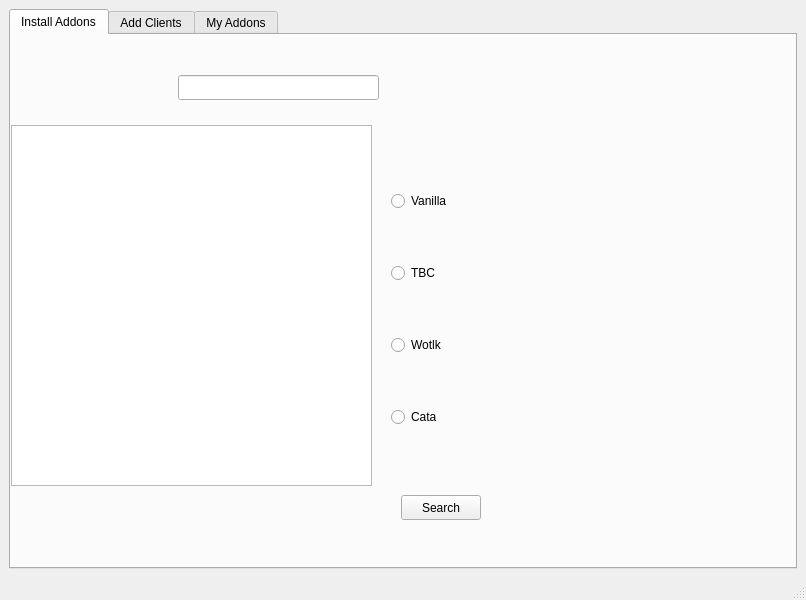
Old version of the form src/ui/main.ui in the repository buhfur/Flightmaster.
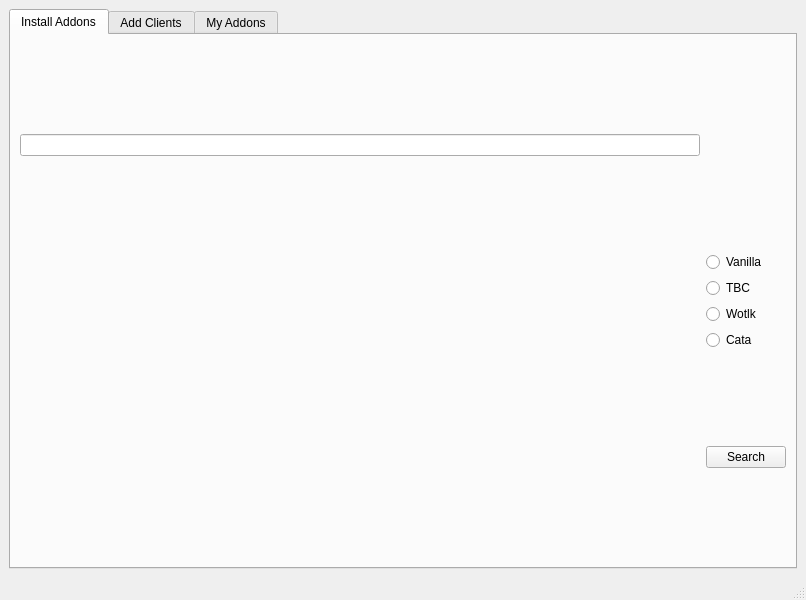
New version of the form.

```diff
--- a/src/ui/main.ui
+++ b/src/ui/main.ui
@@ -27,38 +27,11 @@
        <attribute name="title">
         <string>Install Addons</string>
        </attribute>
-       <widget class="QLineEdit" name="searchBar">
-        <property name="geometry">
-         <rect>
-          <x>167</x>
-          <y>40</y>
-          <width>201</width>
-          <height>25</height>
-         </rect>
-        </property>
-       </widget>
-       <widget class="QPushButton" name="searchButton">
-        <property name="geometry">
-         <rect>
-          <x>390</x>
-          <y>460</y>
-          <width>80</width>
-          <height>25</height>
-         </rect>
-        </property>
-        <property name="text">
-         <string>Search</string>
-        </property>
-       </widget>
-       <widget class="QWidget" name="layoutWidget">
-        <property name="geometry">
-         <rect>
-          <x>380</x>
-          <y>110</y>
-          <width>111</width>
-          <height>331</height>
-         </rect>
-        </property>
+       <layout class="QGridLayout" name="addonsTabLayout">
+        <item row="0" column="0">
+         <widget class="QLineEdit" name="searchBar"/>
+        </item>
+        <item row="1" column="1">
         <layout class="QVBoxLayout" name="verticalLayout_3">
          <item>
           <widget class="QRadioButton" name="searchVanillaButton">
@@ -89,17 +62,18 @@
           </widget>
          </item>
         </layout>
-       </widget>
-       <widget class="QListWidget" name="listAddonsWidget">
-        <property name="geometry">
-         <rect>
-          <x>0</x>
-          <y>90</y>
-          <width>361</width>
-          <height>361</height>
-         </rect>
-        </property>
-       </widget>
+        </item>
+        <item row="2" column="1">
+         <widget class="QPushButton" name="searchButton">
+          <property name="text">
+           <string>Search</string>
+          </property>
+         </widget>
+        </item>
+        <item row="1" column="0">
+         <layout class="QVBoxLayout" name="searchAddonsLayout"/>
+        </item>
+       </layout>
       </widget>
       <widget class="QWidget" name="myAddonsTab">
        <attribute name="title">
```
Left out of the diff: 2 changed lines with no effect on the pictures. Lines whose indentation alone changed are shown as unchanged.
